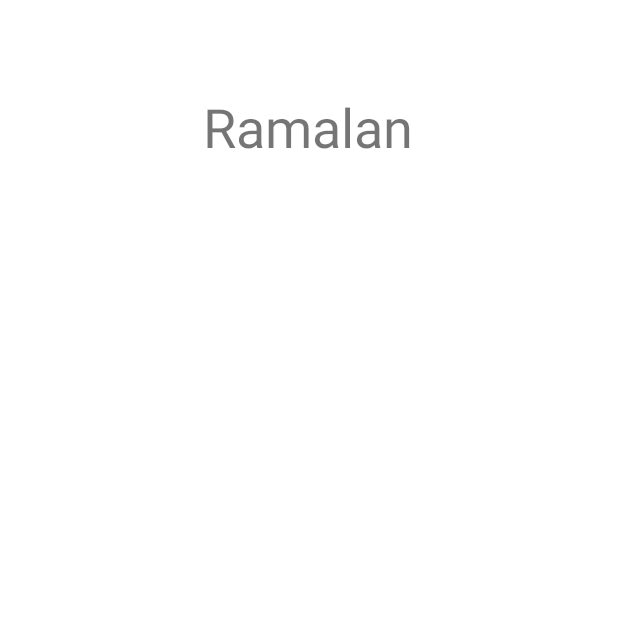
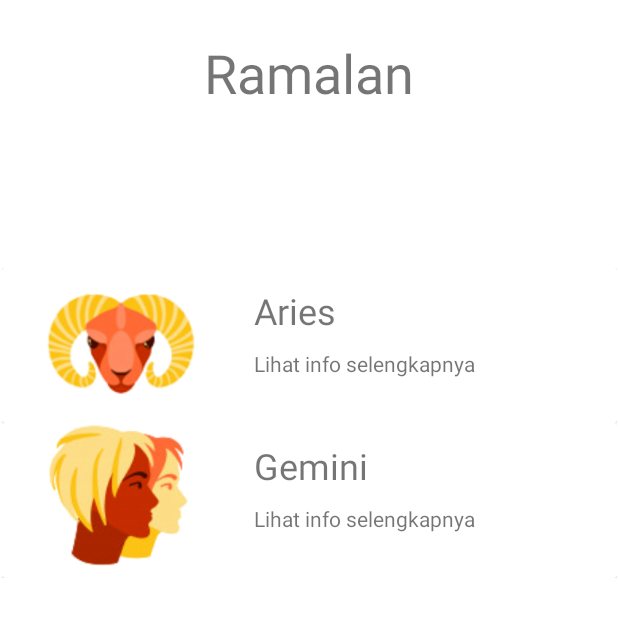
Before and after one commit to martadana/tubes, an Android app: the MainActivity screen opened directly, with no data from a screen before it, after a tap on an icon or button, on a phone screen of 412 x 824 dp, the top half of it. Run offline under Robolectric (Android 15) with nearby library versions, the phone set to English and light mode, and no system bars.

Commit message:
update
progres tambahan

```diff
--- a/app/src/main/java/com/tugas/myzodiak/MainActivity.java
+++ b/app/src/main/java/com/tugas/myzodiak/MainActivity.java
@@ -5,22 +5,68 @@ import androidx.appcompat.app.AppCompatActivity;
 import android.content.Intent;
 import android.os.Bundle;
 import android.view.View;
+import android.widget.Button;
+import android.widget.DatePicker;
+import android.widget.EditText;
+import android.widget.ImageButton;
+import android.widget.TextView;
+import android.app.DatePickerDialog;
+import java.text.SimpleDateFormat;
+import java.util.Calendar;
+import java.util.Locale;
+public class MainActivity extends AppCompatActivity {
+    EditText Tanggal;
+    ImageButton bt_zodiak;
+    Calendar myCalendar;
+    DatePickerDialog.OnDateSetListener date;
 
-public class MainActivity extends AppCompatActivity {
-
+    TextView datedeparture;
     @Override
     protected void onCreate(Bundle savedInstanceState) {
+
         super.onCreate(savedInstanceState);
         setContentView(R.layout.activity_main);
+        datedeparture = findViewById(R.id.datedeparture);
+        Tanggal = (EditText) findViewById(R.id.datedeparture);
+        bt_zodiak = (ImageButton) findViewById(R.id.bt_cari_zodiak);
+
+        myCalendar = Calendar.getInstance();
+        date = new DatePickerDialog.OnDateSetListener() {
+            @Override
+            public void onDateSet(DatePicker view, int year, int monthOfYear,
+                                  int dayOfMonth) {
+                myCalendar.set(Calendar.YEAR, year);
+                myCalendar.set(Calendar.MONTH, monthOfYear);
+                myCalendar.set(Calendar.DAY_OF_MONTH, dayOfMonth);
+
+                TextView tanggal = findViewById(R.id.datedeparture);
+                String myFormat = "dd-MMMM-yyyy";
+                SimpleDateFormat sdf = new SimpleDateFormat(myFormat, Locale.US);
+                tanggal.setText(sdf.format(myCalendar.getTime()));
+            }
+        };
+
+        datedeparture.setOnClickListener(new View.OnClickListener() {
+            @Override
+            public void onClick(View v) {
+                new DatePickerDialog(MainActivity.this, date,
+                        myCalendar.get(Calendar.YEAR),
+                        myCalendar.get(Calendar.MONTH),
+                        myCalendar.get(Calendar.DAY_OF_MONTH)).show();
+            }
+        });
     }
+
 
     public void bt_cari_zodiak(View view) {
         Intent intent = new Intent(MainActivity.this, cari_zodiak.class);
         startActivity(intent);
+        overridePendingTransition(R.anim.slide_in_left, R.anim.slide_out_left);
     }
 
     public void ramalan(View view) {
         Intent intent = new Intent(MainActivity.this, ramalan.class);
         startActivity(intent);
     }
+
 }
--- /dev/null
+++ b/app/src/main/java/com/tugas/myzodiak/MyAdapter.java
@@ -0,0 +1,60 @@
+package com.tugas.myzodiak;
+
+import android.content.Context;
+import android.view.LayoutInflater;
+import android.view.View;
+import android.view.ViewGroup;
+import android.widget.ImageView;
+import android.widget.TextView;
+
+import androidx.annotation.NonNull;
+import androidx.recyclerview.widget.RecyclerView;
+
+import com.tugas.myzodiak.R;
+
+public class MyAdapter extends RecyclerView.Adapter<MyAdapter.MyViewHolder> {
+
+    String data1[], data2[];
+    int images [];
+    Context context;
+
+    public MyAdapter(Context ct,String s1[], String s2[], int img[]){
+        context = ct;
+        data1 = s1;
+        data2 = s2;
+        images = img;
+    }
+
+
+    @NonNull
+    @Override
+    public MyViewHolder onCreateViewHolder(@NonNull ViewGroup parent, int viewType) {
+        LayoutInflater inflater = LayoutInflater.from(context);
+        View view = inflater.inflate(R.layout.my_row, parent, false);
+        return new MyViewHolder(view);
+    }
+
+    @Override
+    public void onBindViewHolder(@NonNull MyViewHolder holder, int position) {
+        holder.judul.setText(data1[position]);
+        holder.deskripsi.setText(data2[position]);
+        holder.imageView.setImageResource(images[position]);
+    }
+
+    @Override
+    public int getItemCount() {
+        return data1.length;
+    }
+
+    public class MyViewHolder extends RecyclerView.ViewHolder {
+        TextView judul, deskripsi;
+        ImageView imageView;
+
+        public MyViewHolder(@NonNull View itemView) {
+            super(itemView);
+            judul = itemView.findViewById(R.id.judul);
+            deskripsi = itemView.findViewById(R.id.deskripsi);
+            imageView = itemView.findViewById(R.id.imageView);
+        }
+    }
+}
--- a/app/src/main/java/com/tugas/myzodiak/ramalan.java
+++ b/app/src/main/java/com/tugas/myzodiak/ramalan.java
@@ -1,14 +1,29 @@
 package com.tugas.myzodiak;
 
 import androidx.appcompat.app.AppCompatActivity;
+import androidx.recyclerview.widget.LinearLayoutManager;
+import androidx.recyclerview.widget.RecyclerView;
 
 import android.os.Bundle;
 
 public class ramalan extends AppCompatActivity {
+    RecyclerView recyclerView;
+
+    String s1[], s2[];
+    int images [] = {R.drawable.aries, R.drawable.gemini};
 
     @Override
     protected void onCreate(Bundle savedInstanceState) {
         super.onCreate(savedInstanceState);
         setContentView(R.layout.activity_ramalan);
+
+        recyclerView = findViewById(R.id.recycleView);
+
+        s1 = getResources().getStringArray(R.array.zodiak);
+        s2 = getResources().getStringArray(R.array.description);
+
+        MyAdapter myAdapter = new MyAdapter(this, s1,s2,images);
+        recyclerView.setAdapter(myAdapter);
+        recyclerView.setLayoutManager(new LinearLayoutManager(this));
     }
 }
--- /dev/null
+++ b/app/src/main/res/anim/slide_in_left.xml
@@ -0,0 +1,7 @@
+<?xml version="1.0" encoding="utf-8"?>
+<set xmlns:android="http://schemas.android.com/apk/res/android">
+    <translate
+        android:duration='@android:integer/config_mediumAnimTime'
+        android:fromXDelta="-100%p"
+        android:toXDelta="0" />
+</set>
--- /dev/null
+++ b/app/src/main/res/anim/slide_out_left.xml
@@ -0,0 +1,7 @@
+<?xml version="1.0" encoding="utf-8"?>
+<set xmlns:android="http://schemas.android.com/apk/res/android">
+    <translate
+        android:duration='@android:integer/config_mediumAnimTime'
+        android:fromXDelta="0"
+        android:toXDelta="-100%p" />
+</set>
--- a/app/src/main/res/layout/activity_ramalan.xml
+++ b/app/src/main/res/layout/activity_ramalan.xml
@@ -10,11 +10,22 @@
         android:id="@+id/textView"
         android:layout_width="wrap_content"
         android:layout_height="wrap_content"
-        android:layout_marginTop="60dp"
+        android:layout_marginTop="24dp"
         android:text="Ramalan"
         android:textSize="36sp"
         app:layout_constraintEnd_toEndOf="parent"
-        app:layout_constraintHorizontal_bias="0.498"
         app:layout_constraintStart_toStartOf="parent"
         app:layout_constraintTop_toTopOf="parent" />
+
+    <androidx.recyclerview.widget.RecyclerView
+        android:id="@+id/recycleView"
+        android:layout_width="410dp"
+        android:layout_height="645dp"
+        android:layout_marginTop="90dp"
+        app:layout_constraintBottom_toBottomOf="parent"
+        app:layout_constraintEnd_toEndOf="parent"
+        app:layout_constraintStart_toStartOf="parent"
+        app:layout_constraintTop_toTopOf="parent"
+        app:layout_constraintVertical_bias="1.0" />
+
 </androidx.constraintlayout.widget.ConstraintLayout>
--- /dev/null
+++ b/app/src/main/res/layout/my_row.xml
@@ -0,0 +1,59 @@
+<?xml version="1.0" encoding="utf-8"?>
+<androidx.constraintlayout.widget.ConstraintLayout
+    xmlns:android="http://schemas.android.com/apk/res/android"
+    xmlns:app="http://schemas.android.com/apk/res-auto"
+    xmlns:tools="http://schemas.android.com/tools"
+    android:layout_width="match_parent"
+    android:layout_height="wrap_content">
+
+    <androidx.cardview.widget.CardView
+        android:layout_width="match_parent"
+        android:layout_height="wrap_content"
+        app:layout_constraintEnd_toEndOf="parent"
+        app:layout_constraintStart_toStartOf="parent"
+        app:layout_constraintTop_toTopOf="parent">
+
+        <androidx.constraintlayout.widget.ConstraintLayout
+            android:layout_width="match_parent"
+            android:layout_height="match_parent">
+
+            <TextView
+                android:id="@+id/judul"
+                android:layout_width="wrap_content"
+                android:layout_height="wrap_content"
+                android:layout_marginStart="32dp"
+                android:layout_marginTop="12dp"
+                android:text="TextView"
+                android:textSize="24sp"
+                app:layout_constraintStart_toEndOf="@+id/imageView"
+                app:layout_constraintTop_toTopOf="parent" />
+
+            <TextView
+                android:id="@+id/deskripsi"
+                android:layout_width="wrap_content"
+                android:layout_height="wrap_content"
+                android:layout_marginStart="32dp"
+                android:layout_marginTop="8dp"
+                android:layout_marginBottom="30dp"
+                android:text="TextView"
+                app:layout_constraintBottom_toBottomOf="parent"
+                app:layout_constraintStart_toEndOf="@+id/imageView"
+                app:layout_constraintTop_toBottomOf="@+id/judul"
+                app:layout_constraintVertical_bias="1.0" />
+
+            <ImageView
+                android:id="@+id/imageView"
+                android:layout_width="110dp"
+                android:layout_height="103dp"
+                android:layout_marginEnd="26dp"
+                app:layout_constraintBottom_toBottomOf="parent"
+                app:layout_constraintEnd_toEndOf="parent"
+                app:layout_constraintHorizontal_bias="0.094"
+                app:layout_constraintStart_toStartOf="parent"
+                app:layout_constraintTop_toTopOf="parent"
+                app:layout_constraintVertical_bias="1.0"
+                app:srcCompat="@drawable/ic_launcher_foreground" />
+        </androidx.constraintlayout.widget.ConstraintLayout>
+    </androidx.cardview.widget.CardView>
+
+</androidx.constraintlayout.widget.ConstraintLayout>
--- a/app/src/main/res/values/strings.xml
+++ b/app/src/main/res/values/strings.xml
@@ -1,3 +1,13 @@
 <resources>
     <string name="app_name">MyZodiak</string>
+    <string-array name="zodiak">
+        <item>Aries</item>
+        <item>Gemini</item>
+
+    </string-array>
+
+    <string-array name="description">
+        <item>Lihat info selengkapnya</item>
+        <item>Lihat info selengkapnya</item>
+    </string-array>
 </resources>
```
Also changed, not shown: app/src/main/java/com/tugas/myzodiak/cari_zodiak.java (+26 -1 lines), app/src/main/res/layout/activity_cari_zodiak.xml (+22 -8 lines), app/src/main/res/layout/activity_main.xml (+62 -72 lines), app/src/main/res/drawable/aries.png (added), app/src/main/res/drawable/cencer.png (added), app/src/main/res/drawable/gemini.png (added), app/src/main/res/drawable/leo.png (added), app/src/main/res/drawable/libra.png (added), app/src/main/res/drawable/lupa.png (added), app/src/main/res/drawable/ramalan1.png (added), app/src/main/res/drawable/taurus.png (added).
